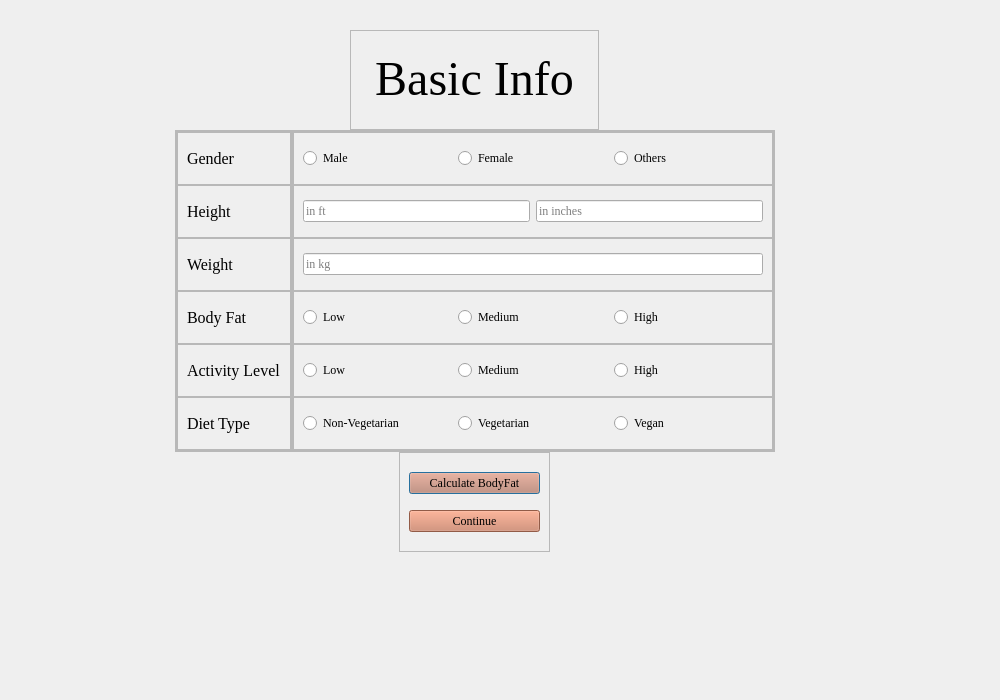
Above: basicinfo.ui from skidgefries/rightmeal before the change. Below: the same form after it.
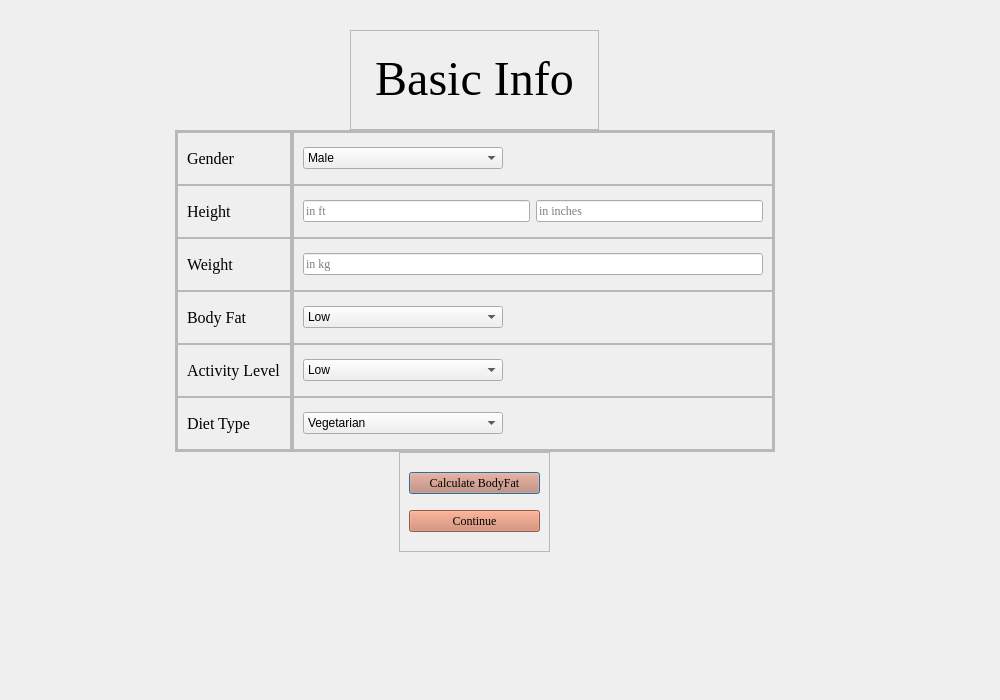
That is the form after the change.

```diff
--- a/basicinfo.ui
+++ b/basicinfo.ui
@@ -355,40 +355,34 @@
           <enum>QFrame::Raised</enum>
          </property>
          <layout class="QHBoxLayout" name="horizontalLayout_9">
-          <item>
-           <widget class="QRadioButton" name="radioButton">
-            <property name="font">
-             <font>
-              <family>Times New Roman</family>
-             </font>
+          <item alignment="Qt::AlignLeft">
+           <widget class="QComboBox" name="comboBox">
+            <property name="minimumSize">
+             <size>
+              <width>200</width>
+              <height>0</height>
+             </size>
             </property>
+            <item>
             <property name="text">
              <string>Male</string>
             </property>
-           </widget>
           </item>
           <item>
-           <widget class="QRadioButton" name="radioButton_2">
-            <property name="font">
-             <font>
-              <family>Times New Roman</family>
-             </font>
-            </property>
             <property name="text">
              <string>Female</string>
             </property>
-           </widget>
           </item>
           <item>
-           <widget class="QRadioButton" name="radioButton_3">
-            <property name="font">
-             <font>
-              <family>Times New Roman</family>
-             </font>
-            </property>
+             <property name="text">
+              <string>New Item</string>
+             </property>
+            </item>
+            <item>
             <property name="text">
              <string>Others</string>
             </property>
+            </item>
            </widget>
           </item>
          </layout>
@@ -463,40 +457,29 @@
           <enum>QFrame::Raised</enum>
          </property>
          <layout class="QHBoxLayout" name="horizontalLayout_12">
-          <item>
-           <widget class="QRadioButton" name="radioButton_5">
-            <property name="font">
-             <font>
-              <family>Times New Roman</family>
-             </font>
+          <item alignment="Qt::AlignLeft">
+           <widget class="QComboBox" name="comboBox_2">
+            <property name="minimumSize">
+             <size>
+              <width>200</width>
+              <height>0</height>
+             </size>
             </property>
+            <item>
             <property name="text">
              <string>Low</string>
             </property>
-           </widget>
           </item>
           <item>
-           <widget class="QRadioButton" name="radioButton_6">
-            <property name="font">
-             <font>
-              <family>Times New Roman</family>
-             </font>
-            </property>
             <property name="text">
              <string>Medium</string>
             </property>
-           </widget>
           </item>
           <item>
-           <widget class="QRadioButton" name="radioButton_4">
-            <property name="font">
-             <font>
-              <family>Times New Roman</family>
-             </font>
-            </property>
             <property name="text">
              <string>High</string>
             </property>
+            </item>
            </widget>
           </item>
          </layout>
@@ -511,40 +494,29 @@
           <enum>QFrame::Raised</enum>
          </property>
          <layout class="QHBoxLayout" name="horizontalLayout_13">
-          <item>
-           <widget class="QRadioButton" name="radioButton_15">
-            <property name="font">
-             <font>
-              <family>Times New Roman</family>
-             </font>
+          <item alignment="Qt::AlignLeft">
+           <widget class="QComboBox" name="comboBox_3">
+            <property name="minimumSize">
+             <size>
+              <width>200</width>
+              <height>0</height>
+             </size>
             </property>
+            <item>
             <property name="text">
              <string>Low</string>
             </property>
-           </widget>
           </item>
           <item>
-           <widget class="QRadioButton" name="radioButton_13">
-            <property name="font">
-             <font>
-              <family>Times New Roman</family>
-             </font>
-            </property>
             <property name="text">
              <string>Medium</string>
             </property>
-           </widget>
           </item>
           <item>
-           <widget class="QRadioButton" name="radioButton_14">
-            <property name="font">
-             <font>
-              <family>Times New Roman</family>
-             </font>
-            </property>
             <property name="text">
              <string>High</string>
             </property>
+            </item>
            </widget>
           </item>
          </layout>
@@ -564,40 +536,29 @@
           <enum>QFrame::Raised</enum>
          </property>
          <layout class="QHBoxLayout" name="horizontalLayout_14">
-          <item>
-           <widget class="QRadioButton" name="radioButton_17">
-            <property name="font">
-             <font>
-              <family>Times New Roman</family>
-             </font>
+          <item alignment="Qt::AlignLeft">
+           <widget class="QComboBox" name="comboBox_4">
+            <property name="minimumSize">
+             <size>
+              <width>200</width>
+              <height>0</height>
+             </size>
             </property>
-            <property name="text">
-             <string>Non-Vegetarian</string>
-            </property>
-           </widget>
-          </item>
           <item>
-           <widget class="QRadioButton" name="radioButton_18">
-            <property name="font">
-             <font>
-              <family>Times New Roman</family>
-             </font>
-            </property>
             <property name="text">
              <string>Vegetarian</string>
             </property>
-           </widget>
           </item>
           <item>
-           <widget class="QRadioButton" name="radioButton_16">
-            <property name="font">
-             <font>
-              <family>Times New Roman</family>
-             </font>
-            </property>
+             <property name="text">
+              <string>Non-Vegetarian</string>
+             </property>
+            </item>
+            <item>
             <property name="text">
              <string>Vegan</string>
             </property>
+            </item>
            </widget>
           </item>
          </layout>
```
Lines whose indentation alone changed are shown as unchanged.
